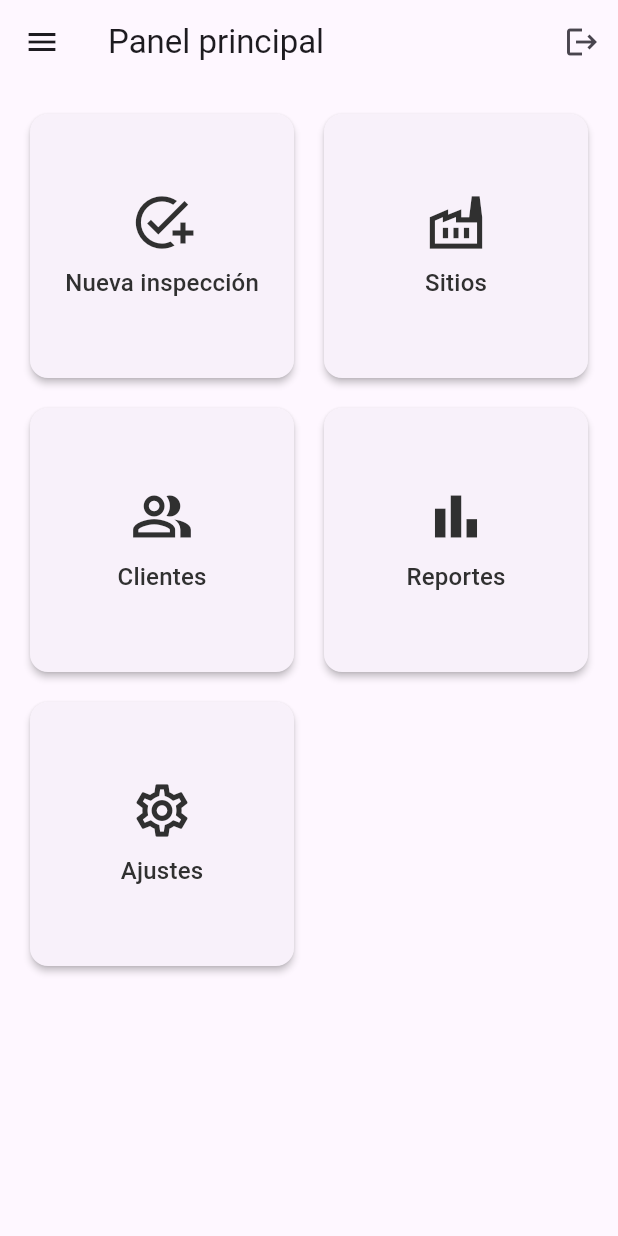
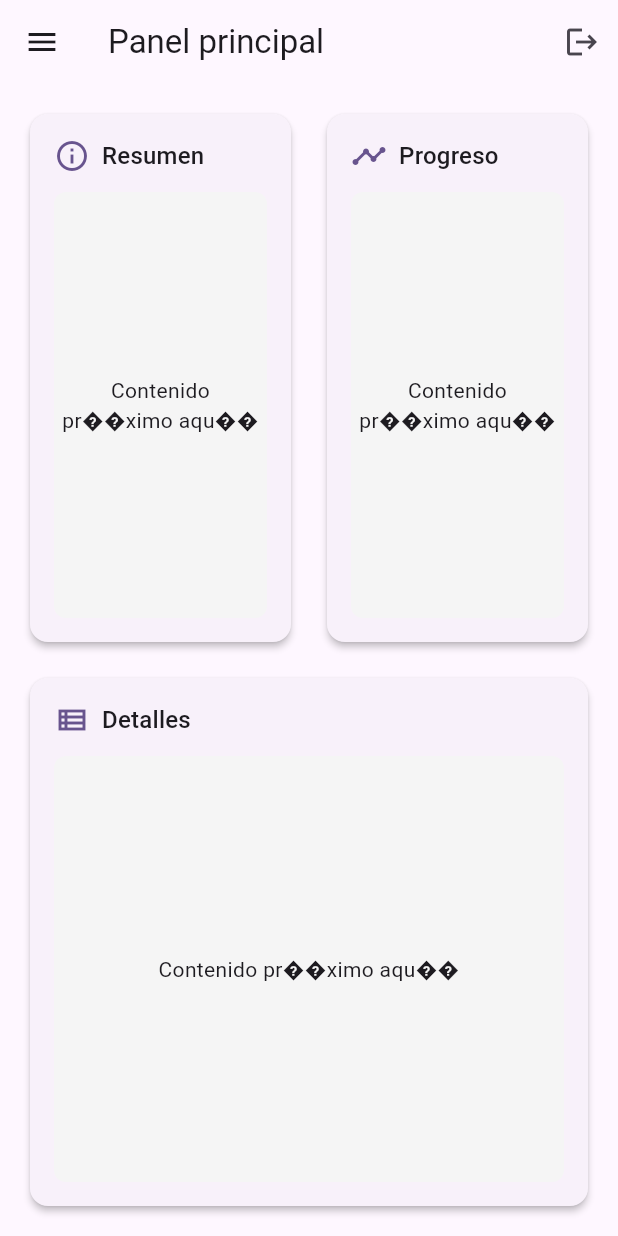
Before and after one commit to PedroGlz/etic_mobile, a Flutter app: the HomeScreen screen opened by its route, on a phone screen of 412 x 824 dp. Run offline on Flutter 3.47's test engine with Material 3 defaults, Android fonts, the phone set to English and light mode, and no system bars.

Commit message:
se agregan los tres paenles

```diff
--- a/lib/features/home/presentation/home_screen.dart
+++ b/lib/features/home/presentation/home_screen.dart
@@ -138,7 +138,9 @@ class _HomeScreenState extends State<HomeScreen> {
           ),
         ),
       ),
-      body: const _HomeGrid(),
+      body: _selectedIndex == 0
+          ? const _CurrentInspectionSplitView()
+          : const _HomeGrid(),
     );
   }
 }
@@ -241,6 +243,91 @@ class _HomeCard extends StatelessWidget {
   }
 }
 
+/// Vista dividida en 3 partes para "Inspecci��n Actual":
+/// - Parte superior con dos paneles iguales (izquierda y derecha).
+/// - Parte inferior ocupando todo el ancho.
+class _CurrentInspectionSplitView extends StatelessWidget {
+  const _CurrentInspectionSplitView();
+
+  @override
+  Widget build(BuildContext context) {
+    return Padding(
+      padding: const EdgeInsets.all(16.0),
+      child: Column(
+        children: [
+          // Fila superior: dos paneles iguales
+          Expanded(
+            child: Row(
+              children: const [
+                Expanded(child: _SplitPanel(title: 'Resumen', icon: Icons.info_outline)),
+                SizedBox(width: 16),
+                Expanded(child: _SplitPanel(title: 'Progreso', icon: Icons.timeline_outlined)),
+              ],
+            ),
+          ),
+          const SizedBox(height: 16),
+          // Panel inferior: ocupa todo el ancho
+          const Expanded(
+            child: _SplitPanel(title: 'Detalles', icon: Icons.view_list_outlined),
+          ),
+        ],
+      ),
+    );
+  }
+}
+
+/// Panel gen��rico utilizado en la vista dividida.
+class _SplitPanel extends StatelessWidget {
+  const _SplitPanel({required this.title, required this.icon});
+
+  final String title;
+  final IconData icon;
+
+  @override
+  Widget build(BuildContext context) {
+    return Card(
+      elevation: 2,
+      clipBehavior: Clip.antiAlias,
+      child: Container(
+        padding: const EdgeInsets.all(16),
+        width: double.infinity,
+        height: double.infinity,
+        child: Column(
+          crossAxisAlignment: CrossAxisAlignment.start,
+          children: [
+            Row(
+              children: [
+                Icon(icon, color: Theme.of(context).colorScheme.primary),
+                const SizedBox(width: 8),
+                Text(
+                  title,
+                  style: Theme.of(context).textTheme.titleMedium,
+                ),
+              ],
+            ),
+            const SizedBox(height: 12),
+            Expanded(
+              child: Container(
+                width: double.infinity,
+                decoration: BoxDecoration(
+                  color: Colors.grey.shade100,
+                  borderRadius: BorderRadius.circular(8),
+                ),
+                child: const Center(
+                  child: Text(
+                    'Contenido pr��ximo aqu��',
+                    textAlign: TextAlign.center,
+                  ),
+                ),
+              ),
+            ),
+          ],
+        ),
+      ),
+    );
+  }
+}
+
 /// Representa una sección dentro del menú lateral del [HomeScreen].
 ///
 /// Cada sección contiene un [label], un [icon] y una [route]
```
